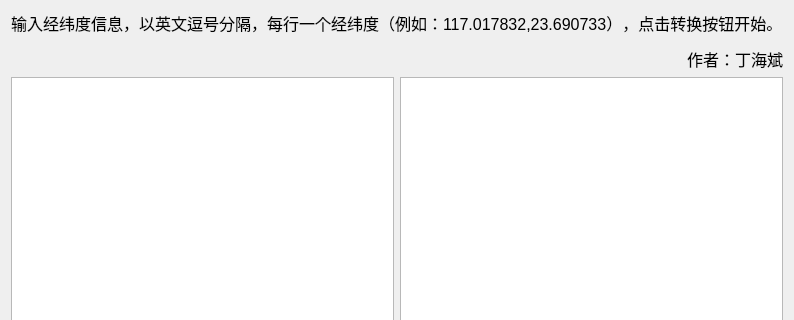
Old version of the form ui_main.ui in the repository dhb52/bd2gps; both pictures show x 0 to 794 and y 0 to 320 of the 794 by 543 pixel window.
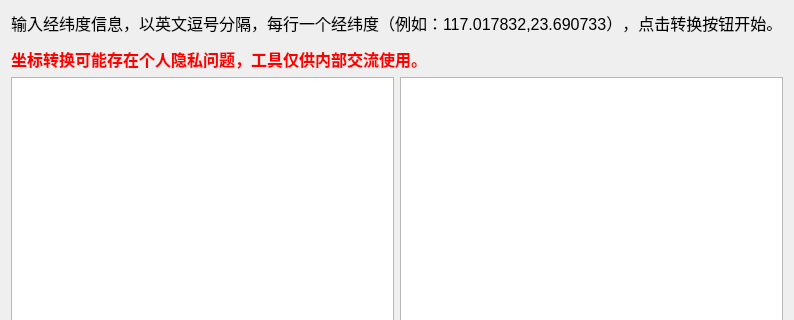
New version of the form. Icons and pictures are not drawn.

What changed in the file:
```diff
--- a/ui_main.ui
+++ b/ui_main.ui
@@ -6,7 +6,7 @@
    <rect>
     <x>0</x>
     <y>0</y>
-    <width>775</width>
+    <width>793</width>
     <height>543</height>
    </rect>
   </property>
@@ -20,7 +20,7 @@
       <number>2</number>
      </property>
      <property name="text">
-      <string>&lt;html&gt;&lt;head/&gt;&lt;body&gt;&lt;p&gt;&lt;span style=&quot; font-size:12pt;&quot;&gt;输入经纬度信息，以英文逗号分隔，每行一个经纬度（例如：117.017832,23.690733），点击转换按钮开始。&lt;/span&gt;&lt;/p&gt;&lt;p align=&quot;right&quot;&gt;&lt;span style=&quot; font-size:12pt;&quot;&gt;作者：丁海斌&lt;/span&gt;&lt;/p&gt;&lt;/body&gt;&lt;/html&gt;</string>
+      <string>&lt;html&gt;&lt;head/&gt;&lt;body&gt;&lt;p&gt;&lt;span style=&quot; font-size:12pt;&quot;&gt;输入经纬度信息，以英文逗号分隔，每行一个经纬度（例如：117.017832,23.690733），点击转换按钮开始。&lt;/span&gt;&lt;/p&gt;&lt;p&gt;&lt;span style=&quot; font-size:12pt; font-weight:600; color:#ff0000;&quot;&gt;坐标转换可能存在个人隐私问题，工具仅供内部交流使用。&lt;/span&gt;&lt;/p&gt;&lt;/body&gt;&lt;/html&gt;</string>
      </property>
     </widget>
    </item>
```
Left out of the diff: 4 changed lines with no effect on the pictures.
